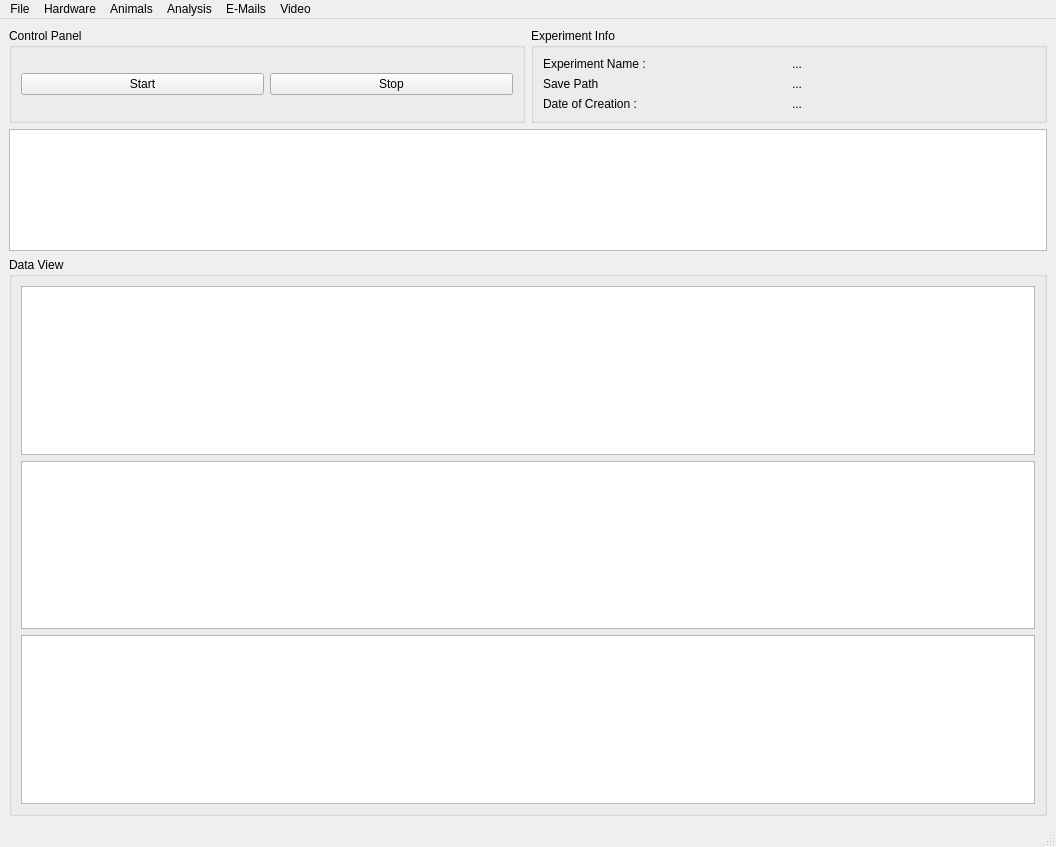
Old version of the form NoSeMazeControl/UI/MainWindowEdited.ui in the repository bdyontar/NoSeMaze.
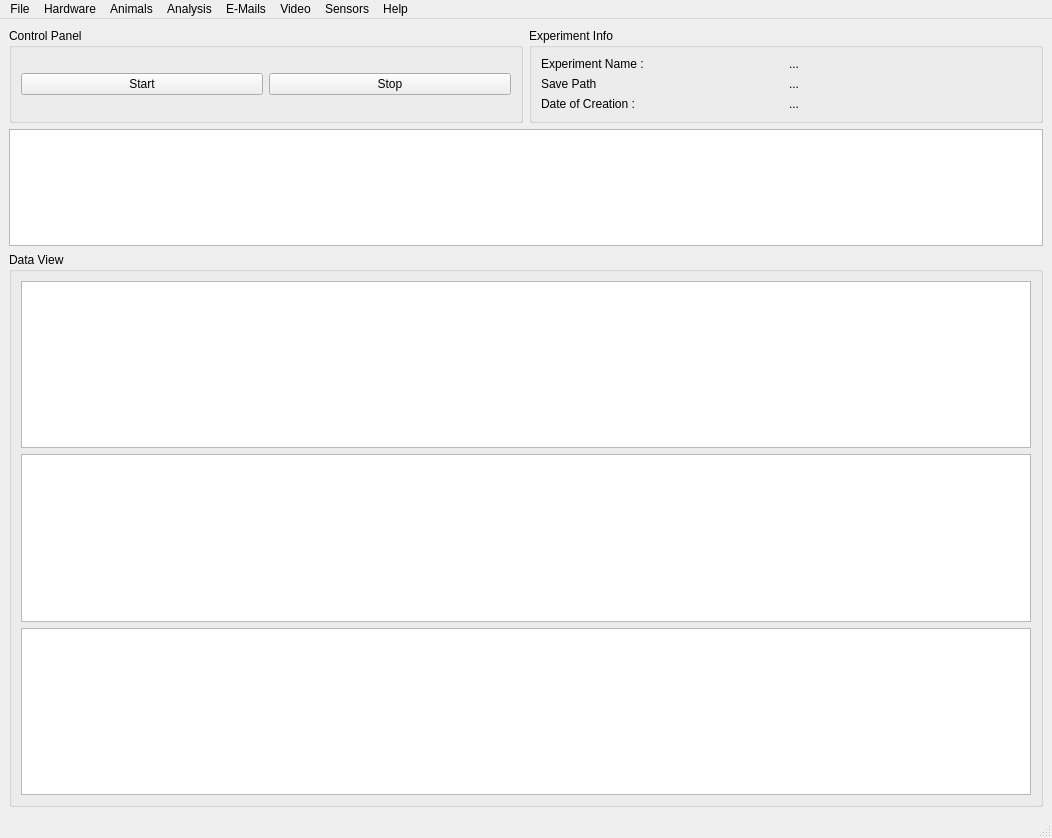
New version of the form. Custom widgets are drawn as their Qt base class.

Commit message: Added sensor data window

```diff
--- a/NoSeMazeControl/UI/MainWindowEdited.ui
+++ b/NoSeMazeControl/UI/MainWindowEdited.ui
@@ -6,8 +6,8 @@
    <rect>
     <x>0</x>
     <y>0</y>
-    <width>1056</width>
-    <height>847</height>
+    <width>1052</width>
+    <height>838</height>
    </rect>
   </property>
   <property name="windowTitle">
@@ -126,7 +126,7 @@
     <rect>
      <x>0</x>
      <y>0</y>
-     <width>1056</width>
+     <width>1052</width>
      <height>26</height>
     </rect>
    </property>
@@ -167,12 +167,27 @@
     </property>
     <addaction name="actionVideo_Control"/>
    </widget>
+   <widget class="QMenu" name="menuSensors">
+    <property name="title">
+     <string>Sensors</string>
+    </property>
+    <addaction name="actionView_Data"/>
+   </widget>
+   <widget class="QMenu" name="menuHelp">
+    <property name="title">
+     <string>Help</string>
+    </property>
+    <addaction name="actionAbout"/>
+    <addaction name="actionOpen_User_Guide"/>
+   </widget>
    <addaction name="menuFile"/>
    <addaction name="menuHardware"/>
    <addaction name="menuAnimals"/>
    <addaction name="menuAnalysis"/>
    <addaction name="menuE_Mails"/>
    <addaction name="menuVideo"/>
+   <addaction name="menuSensors"/>
+   <addaction name="menuHelp"/>
   </widget>
   <widget class="QStatusBar" name="statusbar"/>
   <action name="actionHardware_Preferences">
```
Left out of the diff: 21 changed lines with no effect on the pictures. The commit also changes 3 other files.
